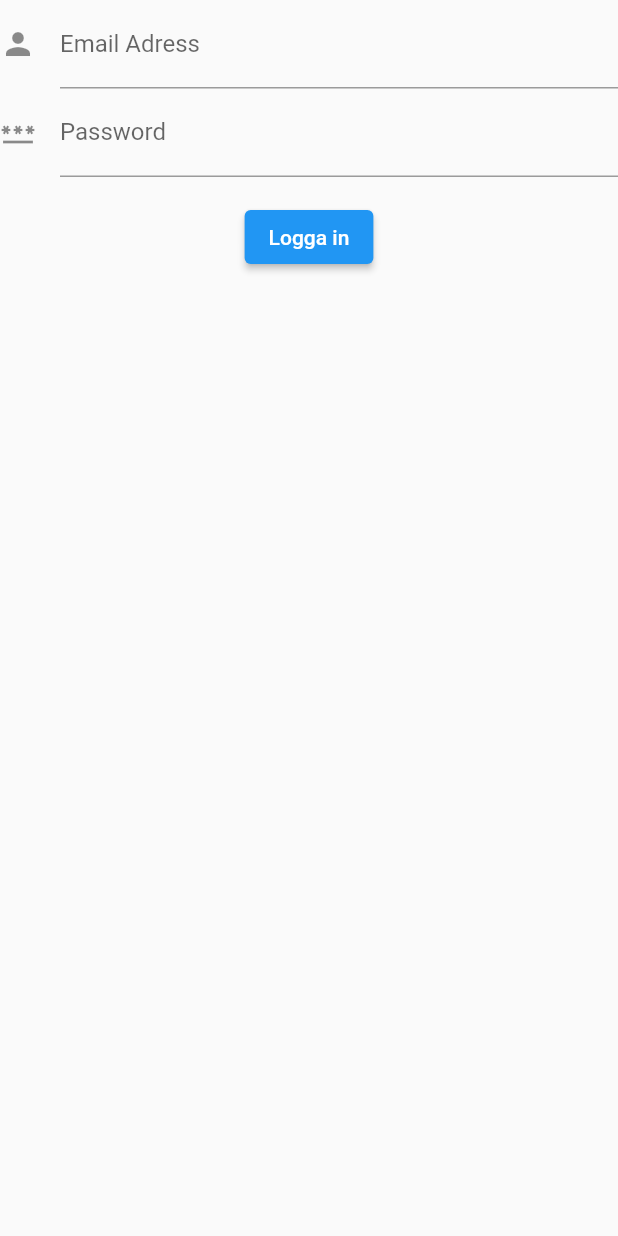
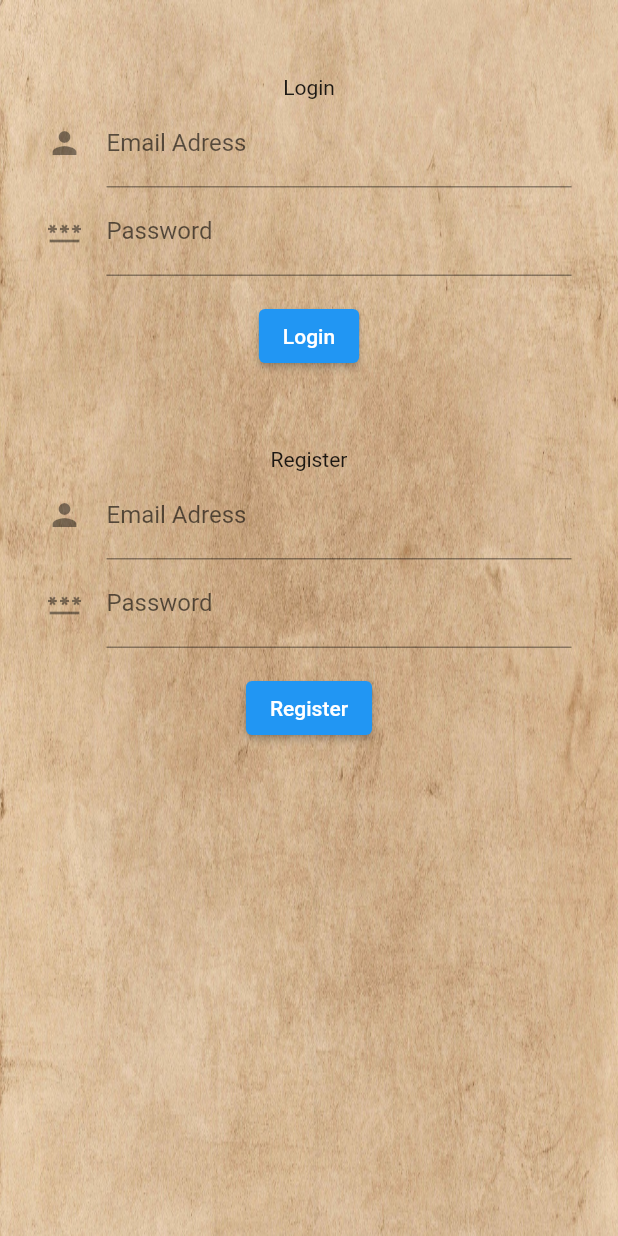
Before and after one commit to ehildingg/ecommerce, a Flutter app: the screen it shows after launch, on a phone screen of 412 x 824 dp. Run offline on Flutter 3.47's test engine with Material 2 defaults, Android fonts, the phone set to English and light mode, and no system bars; our stand-ins replace bloc, cloud_firestore, firebase_auth, firebase_core, flutter_bloc; accounts and stored records are empty.

```diff
--- /dev/null
+++ b/lib/data/dataproviders/RawCart.dart
@@ -0,0 +1,7 @@
+import 'package:flutter/material.dart';
+
+class RawCart {
+  var productList = [];
+
+  RawCart({required this.productList});
+}
--- /dev/null
+++ b/lib/data/models/UserModel.dart
@@ -0,0 +1,9 @@
+import 'package:flutter/material.dart';
+
+class User {
+  String userName;
+  String userId;
+  String userEmail;
+
+  User({required this.userName, required this.userId, required this.userEmail});
+}
--- a/lib/main.dart
+++ b/lib/main.dart
@@ -1,4 +1,6 @@
+import 'package:ecommerce/data/dataproviders/CartAPI.dart';
 import 'package:ecommerce/presentation/screens/cart_page.dart';
+
 import 'package:flutter/material.dart';
 
 import 'data/dummy_data.dart';
@@ -6,14 +8,6 @@ import 'presentation/screens/details_page.dart';
 import 'presentation/screens/home_page.dart';
 import 'package:flutter_bloc/flutter_bloc.dart';
 import 'buisness_logic/cubit/cart_cubit.dart';
-
-// Create Cart Class as a Singleton
-
-// Listen to cart class variable using value notifier
-// Find right position inside bloc/cubit class to introduce value notifier functions
-
-// Nested Scrollview?
-// https://blog.geekyants.com/flutter-e-commerce-backend-app-2d23121fd0c8-2d23121fd0c8
 
 import 'package:firebase_core/firebase_core.dart';
 import 'firebase_options.dart';
@@ -28,11 +22,13 @@ Future<void> main() async {
   await Firebase.initializeApp(
     options: DefaultFirebaseOptions.currentPlatform,
   );
-  runApp(const MyApp());
+  runApp(MyApp());
 }
 
 class MyApp extends StatelessWidget {
-  const MyApp({super.key});
+  MyApp({super.key});
+
+  var cartApi = CartAPI();
 
   @override
   Widget build(BuildContext context) {
--- a/lib/presentation/screens/login_page.dart
+++ b/lib/presentation/screens/login_page.dart
@@ -33,6 +33,10 @@ class _LoginPageState extends State<LoginPage> {
     NavigateToHome();
   }
 
+  Future<void> loginUser() async {
+    NavigateToHome();
+  }
+
   Future<void> createCart(userUuid) async {
     db.collection('cart').doc(userUuid).set({'productList': []});
   }
@@ -41,16 +45,32 @@ class _LoginPageState extends State<LoginPage> {
     Navigator.of(context).pushNamed(Home.routeName);
   }
 
-  final GlobalKey<FormState> _formKey = GlobalKey<FormState>();
+  final GlobalKey<FormState> _formKeyLogin = GlobalKey<FormState>();
+  final GlobalKey<FormState> _formKeyRegister = GlobalKey<FormState>();
 
   @override
   Widget build(BuildContext context) {
     return Scaffold(
-        body: Center(
-            child: Form(
-      key: _formKey,
+      body: Container(
+        decoration: const BoxDecoration(
+          image: DecorationImage(
+            image: AssetImage('images/background.jpg'),
+            fit: BoxFit.fill,
+          ),
+        ),
+        child: Center(
+          child: Container(
+            width: 350,
+            child: Column(
+              mainAxisSize: MainAxisSize.max,
+              crossAxisAlignment: CrossAxisAlignment.center,
+              children: [
+                SizedBox(height: 50),
+                Form(
+                  key: _formKeyLogin,
                   child: Column(
                     children: <Widget>[
+                      Text('Login'),
                       TextFormField(
                         decoration: const InputDecoration(
                             icon: Icon(Icons.person),
@@ -80,15 +100,79 @@ class _LoginPageState extends State<LoginPage> {
                         },
                       ),
                       Padding(padding: EdgeInsets.all(8)),
+                      Center(
+                        child: Column(
+                          children: [
                             ElevatedButton(
                                 onPressed: () {
-                if (_formKey.currentState!.validate()) {
+                                  if (_formKeyLogin.currentState!.validate()) {
+                                    loginUser();
+                                  }
+                                },
+                                child: Text('Login')),
+                          ],
+                        ),
+                      )
+                    ],
+                  ),
+                ),
+                SizedBox(height: 50),
+                Form(
+                  key: _formKeyRegister,
+                  child: Column(
+                    children: <Widget>[
+                      Text('Register'),
+                      TextFormField(
+                        decoration: const InputDecoration(
+                            icon: Icon(Icons.person),
+                            hintText: 'Email Adress',
+                            labelText: 'Email Adress'),
+                        validator: (String? emailInput) {
+                          if (emailInput == null || emailInput.isEmpty) {
+                            return 'Please enter username';
+                          } else {
+                            userEmail = emailInput;
+                            return null;
+                          }
+                        },
+                      ),
+                      TextFormField(
+                        decoration: const InputDecoration(
+                            icon: Icon(Icons.password),
+                            hintText: 'Password',
+                            labelText: 'Password'),
+                        validator: (String? passwordInput) {
+                          if (passwordInput == null || passwordInput.isEmpty) {
+                            return 'Please enter password';
+                          } else {
+                            userPassword = passwordInput;
+                            return null;
+                          }
+                        },
+                      ),
+                      Padding(padding: EdgeInsets.all(8)),
+                      Center(
+                        child: Column(
+                          children: [
+                            ElevatedButton(
+                                onPressed: () {
+                                  if (_formKeyRegister.currentState!
+                                      .validate()) {
                                     createUser(userEmail, userPassword);
                                   }
                                 },
-              child: Text('Logga in'))
+                                child: Text('Register')),
                           ],
                         ),
-    )));
+                      )
+                    ],
+                  ),
+                ),
+              ],
+            ),
+          ),
+        ),
+      ),
+    );
   }
 }
```
Also changed, not shown: lib/data/cart_singleton.dart (+4 -3 lines), lib/data/dataproviders/CartAPI.dart (added, +36 -0 lines), lib/data/repositories/CartRepository.dart (added, +17 -0 lines), lib/notes.txt (added, +26 -0 lines), images/background.jpg (added), 1 other file. Lines whose indentation alone changed are shown as unchanged.
